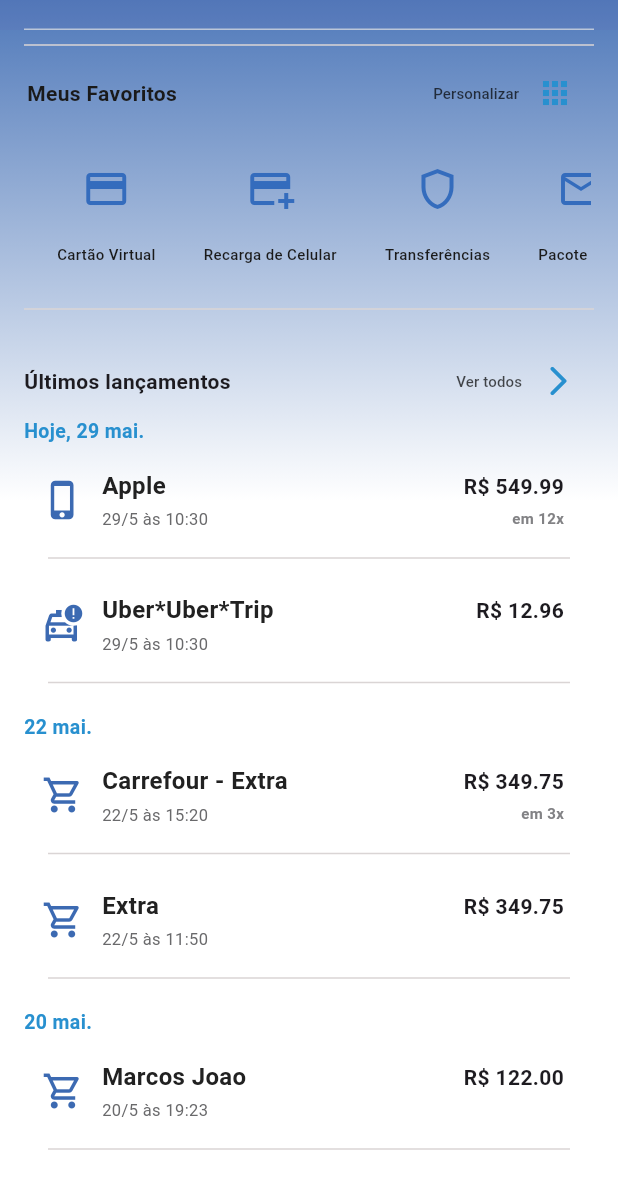
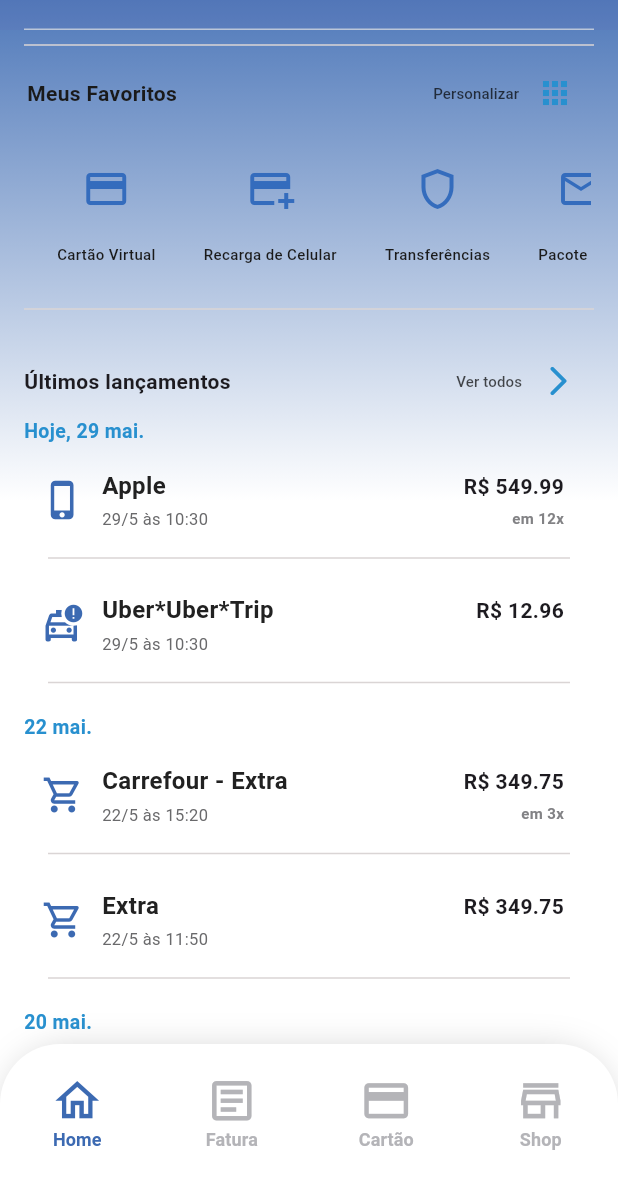
Before and after one commit to kaioenzo/gs3, a Flutter app: the screen it shows after launch, scrolled down 228 dp, on a phone screen of 412 x 824 dp, the part 57-1236 px from its top. Run offline on Flutter 3.47's test engine with Material 3 defaults, Android fonts, the phone set to English and light mode, and no system bars; generated files the repository leaves out were written again.

Commit message:
feat: cria bottom app narv bar

```diff
--- /dev/null
+++ b/gs3/devtools_options.yaml
@@ -0,0 +1,3 @@
+description: This file stores settings for Dart & Flutter DevTools.
+documentation: https://docs.flutter.dev/tools/devtools/extensions#configure-extension-enablement-states
+extensions:
--- a/gs3/lib/screens/homepage.dart
+++ b/gs3/lib/screens/homepage.dart
@@ -3,6 +3,7 @@ import 'package:gs3/provider/account_provider.dart';
 import 'package:gs3/widgets/account_carousel.dart';
 import 'package:gs3/widgets/last_buys.dart';
 import 'package:gs3/widgets/my_favorites.dart';
+import 'package:gs3/widgets/shared/bottom_navigation_bar.dart';
 import 'package:provider/provider.dart';
 
 class Homepage extends StatelessWidget {
@@ -19,6 +20,7 @@ class Homepage extends StatelessWidget {
               stops: [0.0, 0.4512])),
       child: Scaffold(
         backgroundColor: Colors.transparent,
+        bottomNavigationBar: bottomNavigationBar(context),
         appBar: AppBar(
           centerTitle: true,
           elevation: 0,
--- /dev/null
+++ b/gs3/lib/widgets/shared/bottom_navigation_bar.dart
@@ -0,0 +1,112 @@
+import 'package:flutter/material.dart';
+
+Container bottomNavigationBar(BuildContext context) {
+  return Container(
+    height: 90,
+    decoration: const BoxDecoration(
+      boxShadow: [
+        BoxShadow(
+          color: Color.fromRGBO(238, 219, 219, 0),
+        ),
+        BoxShadow(
+          color: Color.fromRGBO(124, 124, 124, 0.4),
+          spreadRadius: -5.0,
+          blurRadius: 20.0,
+        ),
+      ],
+      color: Color.fromRGBO(255, 255, 255, 1),
+      borderRadius: BorderRadius.only(
+        topLeft: Radius.circular(40),
+        topRight: Radius.circular(40),
+      ),
+    ),
+    child: Padding(
+      padding: const EdgeInsets.only(top: 12.0),
+      child: Row(
+        mainAxisAlignment: MainAxisAlignment.spaceAround,
+        children: [
+          TextButton(
+            onPressed: () {},
+            child: const Column(
+              children: [
+                Icon(
+                  Icons.home_outlined,
+                  color: Color.fromRGBO(60, 106, 178, 1),
+                  size: 35,
+                ),
+                Text(
+                  'Home',
+                  style: TextStyle(
+                    color: Color.fromRGBO(60, 106, 178, 1),
+                    fontSize: 12,
+                    fontWeight: FontWeight.w700,
+                  ),
+                ),
+              ],
+            ),
+          ),
+          TextButton(
+            onPressed: () {},
+            child: const Column(
+              children: [
+                Icon(
+                  Icons.article_outlined,
+                  color: Color.fromRGBO(180, 180, 184, 1),
+                  size: 35,
+                ),
+                Text(
+                  'Fatura',
+                  style: TextStyle(
+                    color: Color.fromRGBO(180, 180, 184, 1),
+                    fontWeight: FontWeight.w700,
+                    fontSize: 12,
+                  ),
+                ),
+              ],
+            ),
+          ),
+          TextButton(
+            onPressed: () {},
+            child: const Column(
+              children: [
+                Icon(
+                  Icons.credit_card_outlined,
+                  color: Color.fromRGBO(180, 180, 184, 1),
+                  size: 35,
+                ),
+                Text(
+                  'Cartão',
+                  style: TextStyle(
+                    color: Color.fromRGBO(180, 180, 184, 1),
+                    fontWeight: FontWeight.w700,
+                    fontSize: 12,
+                  ),
+                ),
+              ],
+            ),
+          ),
+          TextButton(
+            onPressed: () {},
+            child: const Column(
+              children: [
+                Icon(
+                  Icons.store_outlined,
+                  color: Color.fromRGBO(180, 180, 184, 1),
+                  size: 35,
+                ),
+                Text(
+                  'Shop',
+                  style: TextStyle(
+                    color: Color.fromRGBO(180, 180, 184, 1),
+                    fontWeight: FontWeight.w700,
+                    fontSize: 12,
+                  ),
+                ),
+              ],
+            ),
+          ),
+        ],
+      ),
+    ),
+  );
+}
```
